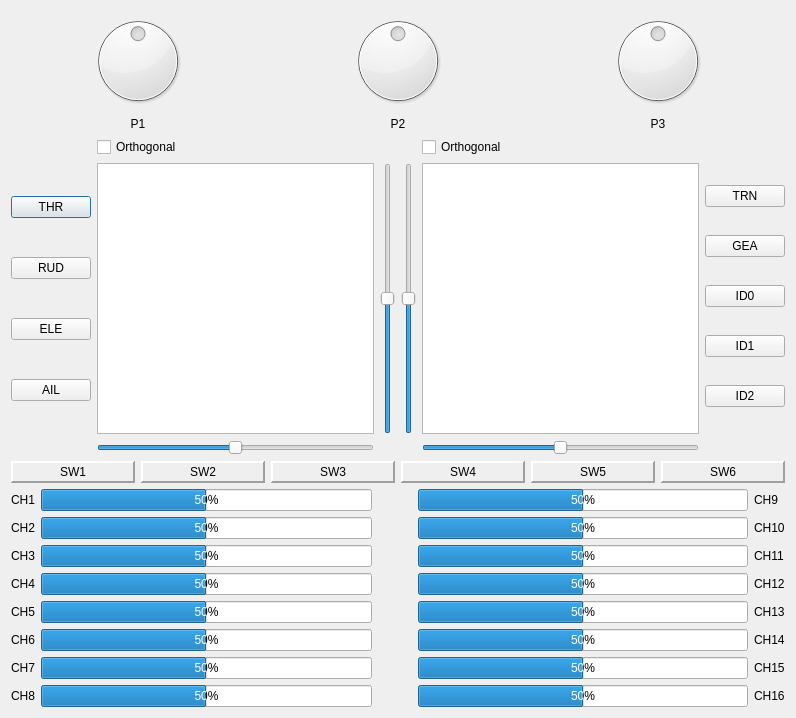
Old version of the form src/simulatordialog.ui in the repository xhorizont/eepe.
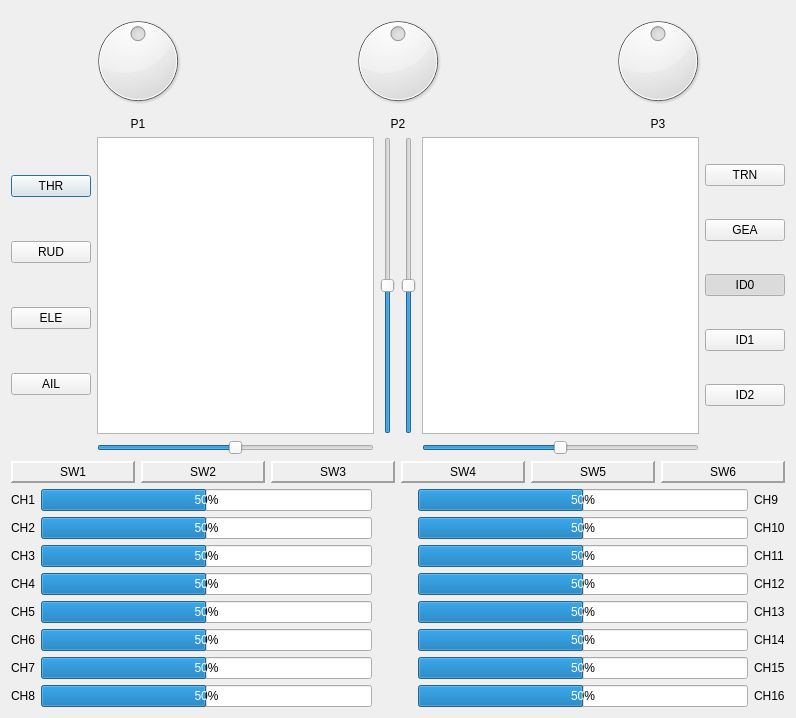
New version of the form. Icons and pictures are not drawn.

Patch:
```diff
--- a/src/simulatordialog.ui
+++ b/src/simulatordialog.ui
@@ -83,15 +83,8 @@
     </layout>
    </item>
    <item row="1" column="0">
-    <layout class="QGridLayout" name="gridLayout" columnstretch="0,1,0">
-     <item row="0" column="1">
-      <widget class="QCheckBox" name="orthogonalLeft">
-       <property name="text">
-        <string>Orthogonal</string>
-       </property>
-      </widget>
-     </item>
-     <item row="1" column="2">
+    <layout class="QGridLayout" name="gridLayout" columnstretch="0,0,0">
+     <item row="0" column="2">
       <widget class="QSlider" name="trimVLeft">
        <property name="minimum">
         <number>-125</number>
@@ -117,10 +110,17 @@
        </property>
       </widget>
      </item>
-     <item row="1" column="1">
-      <widget class="QGraphicsView" name="leftStick"/>
+     <item row="0" column="1">
+      <widget class="QGraphicsView" name="leftStick">
+       <property name="verticalScrollBarPolicy">
+        <enum>Qt::ScrollBarAlwaysOff</enum>
+       </property>
+       <property name="horizontalScrollBarPolicy">
+        <enum>Qt::ScrollBarAlwaysOff</enum>
+       </property>
+      </widget>
      </item>
-     <item row="1" column="0">
+     <item row="0" column="0">
       <layout class="QVBoxLayout" name="verticalLayout">
        <property name="bottomMargin">
         <number>0</number>
@@ -170,15 +170,8 @@
     </layout>
    </item>
    <item row="1" column="1">
-    <layout class="QGridLayout" name="gridLayout_2" columnstretch="0,1,0">
-     <item row="0" column="1">
-      <widget class="QCheckBox" name="orthogonalRight">
-       <property name="text">
-        <string>Orthogonal</string>
-       </property>
-      </widget>
-     </item>
-     <item row="1" column="0">
+    <layout class="QGridLayout" name="gridLayout_2" columnstretch="0,0,0">
+     <item row="0" column="0">
       <widget class="QSlider" name="trimVRight">
        <property name="minimum">
         <number>-125</number>
@@ -191,8 +184,15 @@
        </property>
       </widget>
      </item>
-     <item row="1" column="1">
-      <widget class="QGraphicsView" name="rightStick"/>
+     <item row="0" column="1">
+      <widget class="QGraphicsView" name="rightStick">
+       <property name="verticalScrollBarPolicy">
+        <enum>Qt::ScrollBarAlwaysOff</enum>
+       </property>
+       <property name="horizontalScrollBarPolicy">
+        <enum>Qt::ScrollBarAlwaysOff</enum>
+       </property>
+      </widget>
      </item>
      <item row="2" column="1">
       <widget class="QSlider" name="trimHRight">
@@ -207,7 +207,7 @@
        </property>
       </widget>
      </item>
-     <item row="1" column="2">
+     <item row="0" column="2">
       <layout class="QVBoxLayout" name="verticalLayout_2">
        <item>
         <widget class="QPushButton" name="switchTRN">
@@ -237,6 +237,9 @@
          <property name="checkable">
           <bool>true</bool>
          </property>
+         <property name="checked">
+          <bool>true</bool>
+         </property>
          <property name="autoExclusive">
           <bool>true</bool>
          </property>
```
Left out of the diff: 4 changed lines with no effect on the pictures.
